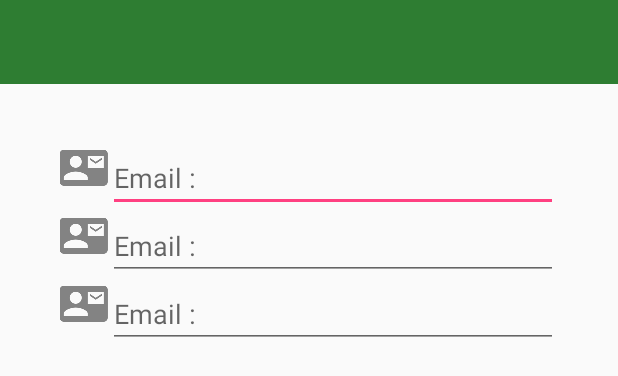
After one commit to masterUNG/FirebaseUNG, an Android app: the layout fragment_register.xml on its own in the app's theme, with its tools: preview values and no code run, on a phone screen of 412 x 824 dp. The commit adds this screen. Shown: the top 376 px of the screen. Run offline under Robolectric (Android 15) with nearby library versions, the phone set to English and light mode, and no system bars.

Commit message:
Design UI Register

```diff
--- /dev/null
+++ b/app/src/main/res/layout/fragment_register.xml
@@ -0,0 +1,85 @@
+<?xml version="1.0" encoding="utf-8"?>
+<LinearLayout xmlns:android="http://schemas.android.com/apk/res/android"
+    android:orientation="vertical" android:layout_width="match_parent"
+    android:layout_height="match_parent">
+
+    <!--Toolbar-->
+    <include layout="@layout/my_toolbar"/>
+
+
+    <!--Content-->
+    <LinearLayout
+        android:layout_margin="@dimen/my_margin"
+        android:orientation="vertical"
+        android:layout_width="match_parent"
+        android:layout_height="wrap_content">
+
+        <!--Display Name-->
+        <LinearLayout
+            android:orientation="horizontal"
+            android:layout_width="match_parent"
+            android:layout_height="wrap_content">
+
+            <!--Icon-->
+            <ImageView
+                android:src="@drawable/ic_action_email"
+                android:layout_width="wrap_content"
+                android:layout_height="wrap_content" />
+
+            <!--Email-->
+            <EditText
+                android:inputType="textEmailAddress"
+                android:hint="@string/email"
+                android:layout_width="match_parent"
+                android:layout_height="wrap_content" />
+
+        </LinearLayout>
+
+        <!--Email-->
+        <LinearLayout
+            android:orientation="horizontal"
+            android:layout_width="match_parent"
+            android:layout_height="wrap_content">
+
+            <!--Icon-->
+            <ImageView
+                android:src="@drawable/ic_action_email"
+                android:layout_width="wrap_content"
+                android:layout_height="wrap_content" />
+
+            <!--Email-->
+            <EditText
+                android:inputType="textEmailAddress"
+                android:hint="@string/email"
+                android:layout_width="match_parent"
+                android:layout_height="wrap_content" />
+
+        </LinearLayout>
+
+        <!--Password-->
+        <LinearLayout
+            android:orientation="horizontal"
+            android:layout_width="match_parent"
+            android:layout_height="wrap_content">
+
+            <!--Icon-->
+            <ImageView
+                android:src="@drawable/ic_action_email"
+                android:layout_width="wrap_content"
+                android:layout_height="wrap_content" />
+
+            <!--Email-->
+            <EditText
+                android:inputType="textEmailAddress"
+                android:hint="@string/email"
+                android:layout_width="match_parent"
+                android:layout_height="wrap_content" />
+
+        </LinearLayout>
+
+
+    </LinearLayout>
+
+
+
+</LinearLayout>
--- /dev/null
+++ b/app/src/main/res/layout/my_toolbar.xml
@@ -0,0 +1,8 @@
+<?xml version="1.0" encoding="utf-8"?>
+<android.support.v7.widget.Toolbar xmlns:android="http://schemas.android.com/apk/res/android"
+    android:theme="@style/ThemeOverlay.AppCompat.Dark.ActionBar"
+    android:background="@color/colorPrimary"
+    android:layout_width="match_parent"
+    android:layout_height="?attr/actionBarSize">
+
+</android.support.v7.widget.Toolbar>
--- a/app/src/main/res/values/colors.xml
+++ b/app/src/main/res/values/colors.xml
@@ -1,6 +1,6 @@
 <?xml version="1.0" encoding="utf-8"?>
 <resources>
-    <color name="colorPrimary">#3F51B5</color>
-    <color name="colorPrimaryDark">#303F9F</color>
+    <color name="colorPrimary">#2e7d32</color>
+    <color name="colorPrimaryDark">#005005</color>
     <color name="colorAccent">#FF4081</color>
 </resources>
```
